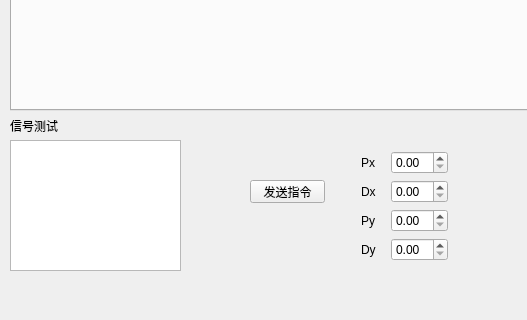
The window that QtConsole/mainwindow.ui (ghdawn/simpleColorTrack) describes before a commit, drawn with Qt 5; both pictures show x 0 to 527 and y 267 to 587 of the 670 by 587 pixel window.
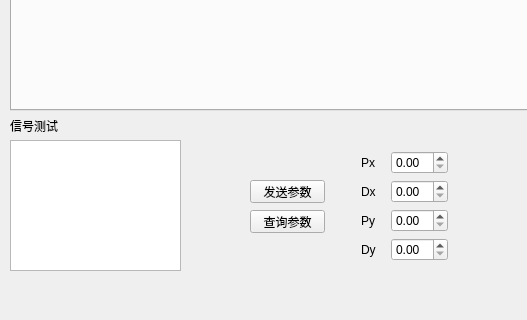
The same window after the commit.

The edit to the form file:
```diff
--- a/QtConsole/mainwindow.ui
+++ b/QtConsole/mainwindow.ui
@@ -136,7 +136,7 @@
      </rect>
     </property>
     <property name="text">
-     <string>发送指令</string>
+     <string>发送参数</string>
     </property>
    </widget>
    <widget class="QWidget" name="layoutWidget">
@@ -207,6 +207,19 @@
      </item>
     </layout>
    </widget>
+   <widget class="QPushButton" name="pushButton_5">
+    <property name="geometry">
+     <rect>
+      <x>250</x>
+      <y>460</y>
+      <width>75</width>
+      <height>23</height>
+     </rect>
+    </property>
+    <property name="text">
+     <string>查询参数</string>
+    </property>
+   </widget>
   </widget>
   <widget class="QMenuBar" name="menuBar">
    <property name="geometry">
```
